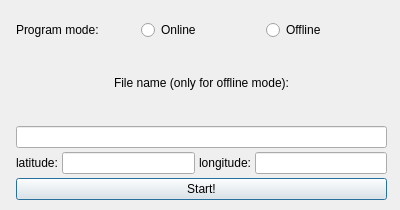
Before: the Qt Designer form QT_AR_Drone_App/Views/dialog/dialog.ui in OlehQWERTY/QT_AR_Drone_App, drawn with Qt 5.
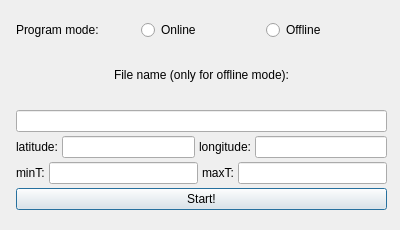
After: the same form once the commit is applied.

Patch:
```diff
--- a/QT_AR_Drone_App/Views/dialog/dialog.ui
+++ b/QT_AR_Drone_App/Views/dialog/dialog.ui
@@ -7,19 +7,19 @@
     <x>0</x>
     <y>0</y>
     <width>400</width>
-    <height>210</height>
+    <height>230</height>
    </rect>
   </property>
   <property name="minimumSize">
    <size>
     <width>400</width>
-    <height>210</height>
+    <height>230</height>
    </size>
   </property>
   <property name="maximumSize">
    <size>
     <width>400</width>
-    <height>210</height>
+    <height>230</height>
    </size>
   </property>
   <property name="windowTitle">
@@ -31,7 +31,7 @@
      <x>6</x>
      <y>10</y>
      <width>391</width>
-     <height>200</height>
+     <height>210</height>
     </rect>
    </property>
    <layout class="QVBoxLayout" name="verticalLayout">
@@ -112,6 +112,30 @@
       </item>
      </layout>
     </item>
+    <item>
+     <layout class="QHBoxLayout" name="horizontalLayout_3">
+      <item>
+       <widget class="QLabel" name="label_5">
+        <property name="text">
+         <string>minT:</string>
+        </property>
+       </widget>
+      </item>
+      <item>
+       <widget class="QLineEdit" name="minTLine"/>
+      </item>
+      <item>
+       <widget class="QLabel" name="label_6">
+        <property name="text">
+         <string>maxT:</string>
+        </property>
+       </widget>
+      </item>
+      <item>
+       <widget class="QLineEdit" name="maxTLine"/>
+      </item>
+     </layout>
+    </item>
     <item>
      <widget class="QPushButton" name="startButton">
       <property name="text">
```
